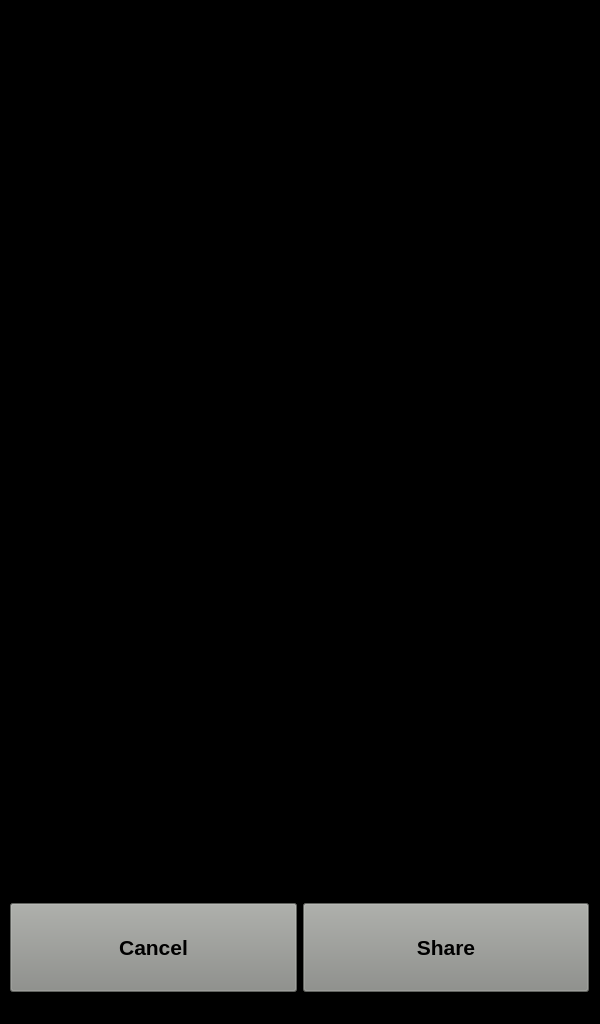
Old version of the form Proj/code/LS/LSApp/interwindow.ui in the repository ElectroQuanta/MDO.
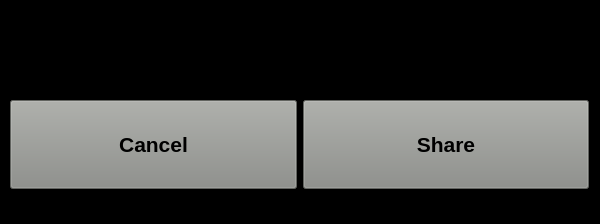
New version of the form. The open tabs and pages were chosen to show the change. Icons and pictures are not drawn.

Commit message: UPDT: LS: UI finished with just one shared graphic view

Patch:
```diff
--- a/Proj/code/LS/LSApp/interwindow.ui
+++ b/Proj/code/LS/LSApp/interwindow.ui
@@ -7,7 +7,7 @@
     <x>0</x>
     <y>0</y>
     <width>600</width>
-    <height>1024</height>
+    <height>224</height>
    </rect>
   </property>
   <property name="windowTitle">
@@ -17,9 +17,9 @@
    <property name="geometry">
     <rect>
      <x>0</x>
-     <y>803</y>
+     <y>0</y>
      <width>600</width>
-     <height>221</height>
+     <height>224</height>
     </rect>
    </property>
    <property name="styleSheet">
@@ -578,57 +578,24 @@
      </property>
      <layout class="QHBoxLayout" name="horizontalLayout_28">
       <item>
-       <widget class="QLabel" name="label_40">
-        <property name="font">
-         <font>
-          <pointsize>14</pointsize>
-          <bold>true</bold>
-         </font>
+       <widget class="QLabel" name="timer_setup">
+        <property name="enabled">
+         <bool>true</bool>
         </property>
-        <property name="text">
-         <string/>
-        </property>
-       </widget>
-      </item>
-      <item>
-       <widget class="QLabel" name="label_41">
         <property name="font">
          <font>
-          <pointsize>14</pointsize>
+          <pointsize>24</pointsize>
           <bold>true</bold>
          </font>
         </property>
-        <property name="autoFillBackground">
-         <bool>false</bool>
-        </property>
-        <property name="styleSheet">
-         <string notr="true">/*image: url(:/resources/icons/finger_pointing_inverted.png); */
-/*
-background-color: rgb(186, 189, 182);
-background-repeat: no-repeat; 
-*/</string>
-        </property>
         <property name="text">
-         <string/>
+         <string>3</string>
         </property>
         <property name="alignment">
          <set>Qt::AlignCenter</set>
         </property>
        </widget>
       </item>
-      <item>
-       <widget class="QLabel" name="label_42">
-        <property name="font">
-         <font>
-          <pointsize>14</pointsize>
-          <bold>true</bold>
-         </font>
-        </property>
-        <property name="text">
-         <string/>
-        </property>
-       </widget>
-      </item>
      </layout>
     </widget>
    </widget>
@@ -926,47 +893,6 @@
     </widget>
    </widget>
   </widget>
-  <widget class="QGraphicsView" name="graphicsView">
-   <property name="enabled">
-    <bool>true</bool>
-   </property>
-   <property name="geometry">
-    <rect>
-     <x>0</x>
-     <y>0</y>
-     <width>600</width>
-     <height>804</height>
-    </rect>
-   </property>
-   <property name="styleSheet">
-    <string notr="true">background-color: rgb(0, 0, 0);</string>
-   </property>
-  </widget>
-  <widget class="QLabel" name="timer_setup">
-   <property name="enabled">
-    <bool>true</bool>
-   </property>
-   <property name="geometry">
-    <rect>
-     <x>280</x>
-     <y>20</y>
-     <width>40</width>
-     <height>40</height>
-    </rect>
-   </property>
-   <property name="font">
-    <font>
-     <pointsize>24</pointsize>
-     <bold>true</bold>
-    </font>
-   </property>
-   <property name="text">
-    <string>3</string>
-   </property>
-   <property name="alignment">
-    <set>Qt::AlignCenter</set>
-   </property>
-  </widget>
  </widget>
  <resources>
   <include location="resources.qrc"/>
```
Left out of the diff: 2 changed lines with no effect on the pictures. The commit also changes 5 other files.
